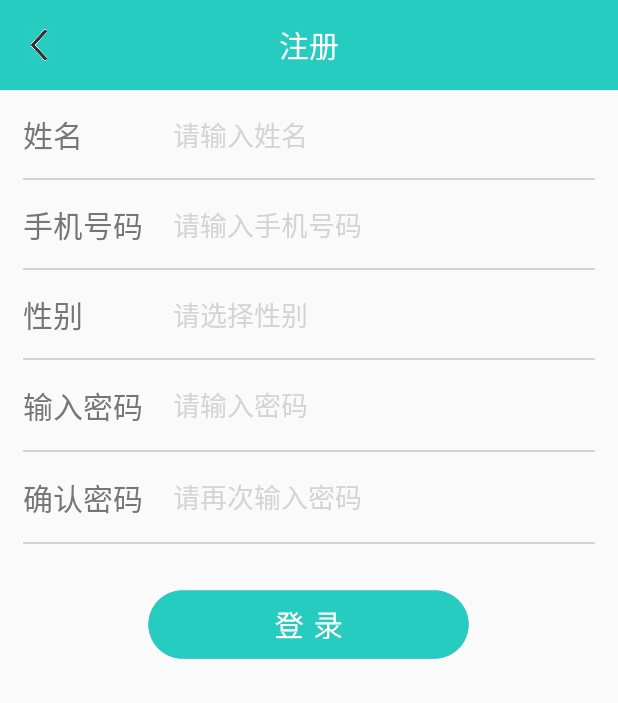
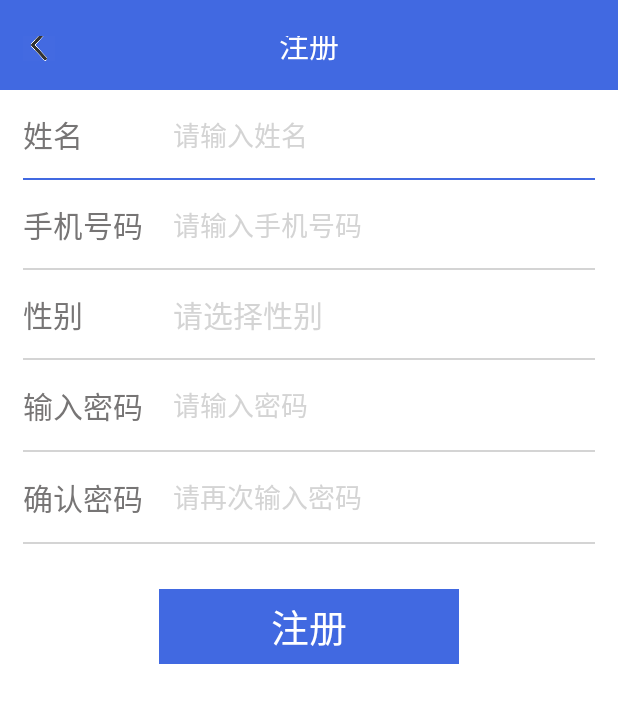
Before and after one commit to ysy7877091/ZhengQiZhiLian, an Android app: the screen it shows after launch (ZhuCe), after a tap on "没有账号立即注册？", on a phone screen of 412 x 824 dp. Shown: the top 703 px of the screen. Run offline under Robolectric (Android 15) with nearby library versions, the phone set to English and light mode, and no system bars.

Commit message:
登录，注册完善

```diff
--- a/app/src/main/java/com/myself/wypqwer/zhengqi_zhilian/MainActivity.java
+++ b/app/src/main/java/com/myself/wypqwer/zhengqi_zhilian/MainActivity.java
@@ -17,12 +17,15 @@ import org.ksoap2.serialization.SoapObject;
 import org.ksoap2.serialization.SoapSerializationEnvelope;
 import org.ksoap2.transport.HttpTransportSE;
 
+import static com.myself.wypqwer.zhengqi_zhilian.R.id.ZhuCe_NameText;
+
 public class MainActivity extends AppCompatActivity {
 
     private  EditText ED_Username;
     private  EditText ED_Paqssword;
     private MyProgressDialog ProgressDialog;
-
+    private TextView dengLu_miMaText;
+    private TextView dengLu_zhangHaoText;
     @Override
     protected void onCreate(Bundle savedInstanceState) {
         super.onCreate(savedInstanceState);
@@ -35,7 +38,13 @@ public class MainActivity extends AppCompatActivity {
     private void init() {
 
         ED_Username = (EditText)findViewById(R.id.username);
+
+        ED_Username.setOnFocusChangeListener(new ED_FocusChangeListener());
         ED_Paqssword = (EditText)findViewById(R.id.password);
+        ED_Paqssword.setOnFocusChangeListener(new ED_FocusChangeListener());
+
+        dengLu_miMaText = (TextView) findViewById(R.id.dengLu_miMaText);
+        dengLu_zhangHaoText = (TextView) findViewById(R.id.dengLu_zhangHaoText);
         //登录
         ImageView login = (ImageView)findViewById(R.id.login);
         login.setOnClickListener(new MainActivityListener());
@@ -43,6 +52,29 @@ public class MainActivity extends AppCompatActivity {
         TextView zhuCe = (TextView) findViewById(R.id.zhuCe);
         zhuCe.setOnClickListener(new MainActivityListener());
 
+    }
+    private class ED_FocusChangeListener implements View.OnFocusChangeListener {
+
+        @Override
+        public void onFocusChange(View v, boolean hasFocus) {
+            switch (v.getId()) {
+                case R.id.username:
+                    if (hasFocus) {
+                        dengLu_zhangHaoText.setBackgroundResource(R.color.royalblue);
+                    } else {
+                        dengLu_zhangHaoText.setBackgroundResource(R.color.tj11);
+                    }
+                    break;
+                case R.id.password:
+
+                    if (hasFocus) {
+                        dengLu_miMaText.setBackgroundResource(R.color.royalblue);
+                    } else {
+                        dengLu_miMaText.setBackgroundResource(R.color.tj11);
+                    }
+                    break;
+            }
+        }
     }
     private class MainActivityListener implements View.OnClickListener{
 
@@ -86,6 +118,7 @@ public class MainActivity extends AppCompatActivity {
                 String soapAction = "http://tempuri.org/Get_Login";
                 // 指定WebService的命名空间和调用的方法名
                 SoapObject rpc = new SoapObject(nameSpace, methodName);
+
                 rpc.addProperty("loginName",ED_Username.getText().toString());
                 rpc.addProperty("loginPwd",ED_Paqssword.getText().toString());
 
@@ -157,7 +190,7 @@ public class MainActivity extends AppCompatActivity {
                         Toast.makeText(MainActivity.this, "账号或密码错误", Toast.LENGTH_SHORT).show();
                     }
                 } else {
-                    Toast.makeText(MainActivity.this, "注册失败", Toast.LENGTH_SHORT).show();
+                    Toast.makeText(MainActivity.this, "登录失败", Toast.LENGTH_SHORT).show();
                 }
             }
         }
--- a/app/src/main/java/com/myself/wypqwer/zhengqi_zhilian/ZhuCe.java
+++ b/app/src/main/java/com/myself/wypqwer/zhengqi_zhilian/ZhuCe.java
@@ -1,14 +1,16 @@
 package com.myself.wypqwer.zhengqi_zhilian;
 
-import android.app.ProgressDialog;
+import android.content.DialogInterface;
+import android.os.Bundle;
 import android.os.Handler;
 import android.os.Message;
+import android.support.v7.app.AlertDialog;
 import android.support.v7.app.AppCompatActivity;
-import android.os.Bundle;
 import android.util.Log;
 import android.view.View;
 import android.widget.EditText;
 import android.widget.ImageView;
+import android.widget.TextView;
 import android.widget.Toast;
 
 import org.ksoap2.SoapEnvelope;
@@ -17,34 +19,123 @@ import org.ksoap2.serialization.SoapObject;
 import org.ksoap2.serialization.SoapSerializationEnvelope;
 import org.ksoap2.transport.HttpTransportSE;
 
-import static com.myself.wypqwer.zhengqi_zhilian.R.id.ZhuCe_Name;
-import static com.myself.wypqwer.zhengqi_zhilian.R.id.ZhuCe_PassWord;
-import static com.myself.wypqwer.zhengqi_zhilian.R.id.ZhuCe_SurePassWord;
-import static com.myself.wypqwer.zhengqi_zhilian.R.id.ZhuCe_TelePhoneNum;
+import static com.myself.wypqwer.zhengqi_zhilian.R.id.ZhuCe_NameText;
+import static com.myself.wypqwer.zhengqi_zhilian.R.id.ZhuCe_PassWordText;
+import static com.myself.wypqwer.zhengqi_zhilian.R.id.ZhuCe_TelePhoneNumText;
 import static com.myself.wypqwer.zhengqi_zhilian.R.id.ZhuCe_sex;
 
-//测试用
 public class ZhuCe extends AppCompatActivity implements View.OnClickListener{
+
     private  EditText ZhuCe_Name;
     private  EditText ZhuCe_TelePhoneNum;
-    private  EditText ZhuCe_sex;
     private  EditText ZhuCe_PassWord;
     private  EditText ZhuCe_SurePassWord;
-    private ImageView registerSubmit;
+    private  TextView registerSubmit;
+    private  MyProgressDialog ProgressDialog;
+    private  ImageView iv_back;
+    private TextView zhuCe_nameText;
+    private TextView zhuCe_telePhoneNumText;
+    private TextView zhuCe_sexText;
+    private TextView zhuCe_passWordText;
+    private TextView ZhuCe_SurePassWordText;
+    private TextView zhuCe_sex;
+    private String sex;
 
     @Override
     protected void onCreate(Bundle savedInstanceState) {
         super.onCreate(savedInstanceState);
         setContentView(R.layout.activity_zhu_ce);
+        CommonMethod.setStatuColor(ZhuCe.this,R.color.royalblue);
+
+        iv_back = (ImageView) findViewById(R.id.iv_back);
+        iv_back.setOnClickListener(this);
 
         ZhuCe_Name = (EditText)findViewById(R.id.ZhuCe_Name);
         ZhuCe_TelePhoneNum = (EditText)findViewById(R.id.ZhuCe_TelePhoneNum);
-        ZhuCe_sex = (EditText)findViewById(R.id.ZhuCe_sex);
+        //ZhuCe_sex = (EditText)findViewById(R.id.ZhuCe_sex);
+        zhuCe_sex = (TextView) findViewById(ZhuCe_sex);
+        zhuCe_sex.setOnClickListener(this);
+
         ZhuCe_PassWord = (EditText)findViewById(R.id.ZhuCe_PassWord);
         ZhuCe_SurePassWord = (EditText)findViewById(R.id.ZhuCe_SurePassWord);
-        registerSubmit = (ImageView) findViewById(R.id.registerSubmit);
+
+        zhuCe_nameText = (TextView) findViewById(ZhuCe_NameText);
+        zhuCe_telePhoneNumText = (TextView) findViewById(ZhuCe_TelePhoneNumText);
+        zhuCe_sexText = (TextView) findViewById(R.id.ZhuCe_sexText);
+        zhuCe_passWordText = (TextView) findViewById(ZhuCe_PassWordText);
+        ZhuCe_SurePassWordText = (TextView) findViewById(R.id.ZhuCe_SurePassWordText);
+
+        ZhuCe_Name.setOnFocusChangeListener(new ZhuCe_FocusChangeListener());
+        ZhuCe_TelePhoneNum.setOnFocusChangeListener(new ZhuCe_FocusChangeListener());
+        zhuCe_sex.setOnFocusChangeListener(new ZhuCe_FocusChangeListener());
+        ZhuCe_PassWord.setOnFocusChangeListener(new ZhuCe_FocusChangeListener());
+        ZhuCe_SurePassWord.setOnFocusChangeListener(new ZhuCe_FocusChangeListener());
+
+        registerSubmit = (TextView) findViewById(R.id.register_Submit);
         registerSubmit.setOnClickListener(this);
 
+    }
+    private class ZhuCe_FocusChangeListener implements View.OnFocusChangeListener {
+
+        @Override
+        public void onFocusChange(View v, boolean hasFocus) {
+            switch (v.getId()) {
+                case R.id.ZhuCe_Name:
+                    if (hasFocus) {
+                        zhuCe_nameText.setBackgroundResource(R.color.royalblue);
+                    } else {
+                        zhuCe_nameText.setBackgroundResource(R.color.tj11);
+                    }
+                    break;
+                case R.id.ZhuCe_TelePhoneNum:
+                    if (hasFocus) {
+                        zhuCe_telePhoneNumText.setBackgroundResource(R.color.royalblue);
+                    } else {
+                        zhuCe_telePhoneNumText.setBackgroundResource(R.color.tj11);
+                    }
+                    break;
+                case ZhuCe_sex:
+                    if (hasFocus) {
+                        zhuCe_sexText.setBackgroundResource(R.color.royalblue);
+                    } else {
+                        zhuCe_sexText.setBackgroundResource(R.color.tj11);
+                    }
+                    break;
+                case R.id.ZhuCe_PassWord:
+                    if (hasFocus) {
+                        zhuCe_passWordText.setBackgroundResource(R.color.royalblue);
+                    } else {
+                        zhuCe_passWordText.setBackgroundResource(R.color.tj11);
+                    }
+                    break;
+                case R.id.ZhuCe_SurePassWord:
+                    if (hasFocus) {
+                        ZhuCe_SurePassWordText.setBackgroundResource(R.color.royalblue);
+                    } else {
+                        ZhuCe_SurePassWordText.setBackgroundResource(R.color.tj11);
+                    }
+                    break;
+            }
+        }
+    }
+    private boolean YanZheng() {
+        if (ZhuCe_Name.getText().toString().equals("") || ZhuCe_Name.getText().toString() == null) {
+            Toast.makeText(ZhuCe.this, "用户名不能为空", Toast.LENGTH_SHORT).show();
+            return false;
+        }
+        if (ZhuCe_TelePhoneNum.getText().toString().equals("") || ZhuCe_TelePhoneNum.getText().toString() == null) {
+            Toast.makeText(ZhuCe.this, "电话号码不能为空", Toast.LENGTH_SHORT).show();
+            return false;
+        }
+        if (ZhuCe_PassWord.getText().toString().equals("") || ZhuCe_PassWord.getText().toString() == null) {
+            Toast.makeText(ZhuCe.this, "密码不能为空", Toast.LENGTH_SHORT).show();
+            return false;
+        }
+        if (!ZhuCe_PassWord.getText().toString().equals(ZhuCe_SurePassWord.getText().toString())) {
+            Toast.makeText(ZhuCe.this, "两次输入密码不一致", Toast.LENGTH_SHORT).show();
+            return false;
+        }
+        return true;
     }
 
     Runnable networkZhuce = new Runnable() {
@@ -65,7 +156,8 @@ public class ZhuCe extends AppCompatActivity implements View.OnClickListener{
                 rpc.addProperty("loginName",ZhuCe_Name.getText().toString());
                 rpc.addProperty("loginPwd",ZhuCe_PassWord.getText().toString());
                 rpc.addProperty("NAME",ZhuCe_SurePassWord.getText().toString());
-                rpc.addProperty("SEX",ZhuCe_sex.getText().toString());
+                rpc.addProperty("SEX",zhuCe_sex.getText().toString());
+                Log.e("warn",zhuCe_sex.getText().toString());
                 rpc.addProperty("PhoneNum",ZhuCe_TelePhoneNum.getText().toString());
 
                 // 生成调用WebService方法的SOAP请求信息,并指定SOAP的版本
@@ -96,19 +188,42 @@ public class ZhuCe extends AppCompatActivity implements View.OnClickListener{
             }
         }
     };
-
+    String arr []=null;
     @Override
     public void onClick(View v) {
         switch (v.getId()){
-            case R.id.registerSubmit:
+
+            case R.id.iv_back:
+                finish();
+                break;
+            case ZhuCe_sex:
+
+                arr = new String[]{"男", "女"};
+                new AlertDialog.Builder(ZhuCe.this).setTitle("请选择")
+                        .setSingleChoiceItems(arr, 0,
+                                new DialogInterface.OnClickListener() {
+
+                                    public void onClick(DialogInterface dialog, int which) {
+                                        sex = arr[which];
+                                        zhuCe_sex.setText(arr[which]);
+                                        zhuCe_sex.setTextColor(getResources().getColor(R.color.black));
+                                        dialog.dismiss();
+                                    }
+                                }
+                        ).setNegativeButton("取消", null).show();
+                break;
+            case R.id.register_Submit:
+
+                boolean isFull = YanZheng();
+                if (!isFull == true) {
+                    return;
+                }
+                ProgressDialog = new MyProgressDialog(ZhuCe.this, false, "注册中...");
                 new Thread(networkZhuce).start();
-
-
 
                 break;
         }
     }
-
 
     Handler handlerInsert_LoginUser = new Handler() {
         @Override
@@ -118,13 +233,13 @@ public class ZhuCe extends AppCompatActivity implements View.OnClickListener{
             int i = msg.what;
             if(i==0){
 
-                //ProgressDialog.dismiss();
+                ProgressDialog.dismiss();
                 Toast.makeText(ZhuCe.this, "网络或服务器异常", Toast.LENGTH_SHORT).show();
 
             }else if (i == 1) {
                 String str = (String) msg.obj;
                 Log.e("warn", str);
-
+                ProgressDialog.dismiss();
                 if (str.contains("State")) {
                     int index = str.indexOf("State");
                     Log.e("warn", String.valueOf(index));
@@ -148,13 +263,6 @@ public class ZhuCe extends AppCompatActivity implements View.OnClickListener{
                     Toast.makeText(ZhuCe.this, "注册失败", Toast.LENGTH_SHORT).show();
                 }
             }
-
-
-
-
-
-
-
         }
     };
 }
--- /dev/null
+++ b/app/src/main/res/drawable/my_cursor.xml
@@ -0,0 +1,6 @@
+<?xml version="1.0" encoding="utf-8"?>
+<shape xmlns:android="http://schemas.android.com/apk/res/android" >
+    <solid android:color="#4169E1" />
+    <size android:width="1dp"/>
+
+</shape>
--- a/app/src/main/res/layout/activity_zhu_ce.xml
+++ b/app/src/main/res/layout/activity_zhu_ce.xml
@@ -4,26 +4,22 @@
     android:layout_height="match_parent"
     android:orientation="vertical"
     android:clipToPadding="true"
-    android:fitsSystemWindows="true"
-    >
+    android:background="@color/white"
+    android:fitsSystemWindows="true">
+
     <RelativeLayout
         android:layout_width="match_parent"
         android:layout_height="60dp"
-        android:background="@color/tj9"
-        >
+        android:background="@color/royalblue">
+
         <ImageView
+            android:id="@+id/iv_back"
             android:layout_width="wrap_content"
             android:layout_height="wrap_content"
             android:src="@mipmap/icon_back"
             android:layout_marginLeft="15dp"
-            android:layout_centerVertical="true"
-            />
-        <Button
-            android:layout_width="wrap_content"
-            android:layout_height="wrap_content"
-            android:background="#00000000"
-            android:id="@+id/Zhuce_Back"
             android:layout_centerVertical="true"/>
+
         <TextView
             android:layout_width="wrap_content"
             android:layout_height="wrap_content"
@@ -37,6 +33,7 @@
         android:layout_height="60dp"
         >
         <EditText
+            android:textCursorDrawable="@drawable/my_cursor"
             android:layout_width="match_parent"
             android:layout_height="60dp"
             android:background="@null"
@@ -72,6 +69,7 @@
         android:layout_height="60dp"
         >
         <EditText
+            android:textCursorDrawable="@drawable/my_cursor"
             android:layout_width="match_parent"
             android:layout_height="match_parent"
             android:background="@null"
@@ -105,17 +103,18 @@
         android:layout_width="match_parent"
         android:layout_height="60dp"
         >
-        <EditText
+        <TextView
             android:layout_width="match_parent"
             android:layout_height="match_parent"
             android:background="@null"
+            android:textSize="20sp"
+            android:gravity="center_vertical"
             android:layout_marginLeft="15dp"
             android:layout_marginRight="15dp"
             android:id="@+id/ZhuCe_sex"
-            android:textColorHint="@color/tj11"
-            android:hint="请选择性别"
+            android:text="请选择性别"
             android:paddingLeft="100dp"
-            android:textColor="@color/black"/>
+            android:textColor="@color/tj11"/>
         <TextView
             android:layout_width="wrap_content"
             android:layout_height="wrap_content"
@@ -140,6 +139,7 @@
         android:layout_height="wrap_content"
         >
         <EditText
+            android:textCursorDrawable="@drawable/my_cursor"
             android:layout_width="match_parent"
             android:layout_height="60dp"
             android:background="@null"
@@ -175,6 +175,7 @@
         android:layout_height="wrap_content"
         >
         <EditText
+            android:textCursorDrawable="@drawable/my_cursor"
             android:layout_width="match_parent"
             android:layout_height="60dp"
             android:background="@null"
@@ -186,6 +187,7 @@
             android:paddingLeft="100dp"
             android:password="true"
             android:textColor="@color/black"/>
+
         <TextView
             android:layout_width="wrap_content"
             android:layout_height="wrap_content"
@@ -206,11 +208,16 @@
             />
     </RelativeLayout>
 
-    <ImageView
-        android:layout_width="wrap_content"
-        android:layout_height="wrap_content"
-        android:src="@mipmap/login"
-        android:id="@+id/registerSubmit"
+    <TextView
+        android:layout_marginTop="30dp"
+        android:id="@+id/register_Submit"
+        android:textColor="@color/white"
+        android:textSize="25sp"
+        android:background="@color/royalblue"
         android:layout_gravity="center_horizontal"
-        android:layout_marginTop="30dp"/>
+        android:layout_width="200dp"
+        android:layout_height="50dp"
+        android:gravity="center"
+        android:text="注册"/>
+
 </LinearLayout>
```
Also changed, not shown: app/src/main/res/layout/activity_main.xml (+27 -15 lines), app/src/main/res/mipmap-hdpi/logo.png, app/src/main/res/mipmap-hdpi/logo_daizi.png (added), app/src/main/res/mipmap-mdpi/logo.png (deleted), app/src/main/res/mipmap-mdpi/logo_daizi.png (added), app/src/main/res/mipmap-xhdpi/logo.png (deleted), app/src/main/res/mipmap-xhdpi/logo_daizi.png (added), app/src/main/res/mipmap-xxhdpi/logo.png (deleted), app/src/main/res/mipmap-xxhdpi/logo_daizi.png (added), app/src/main/res/mipmap-xxxhdpi/logo.png (deleted), app/src/main/res/mipmap-xxxhdpi/logo_daizi.png (added).
